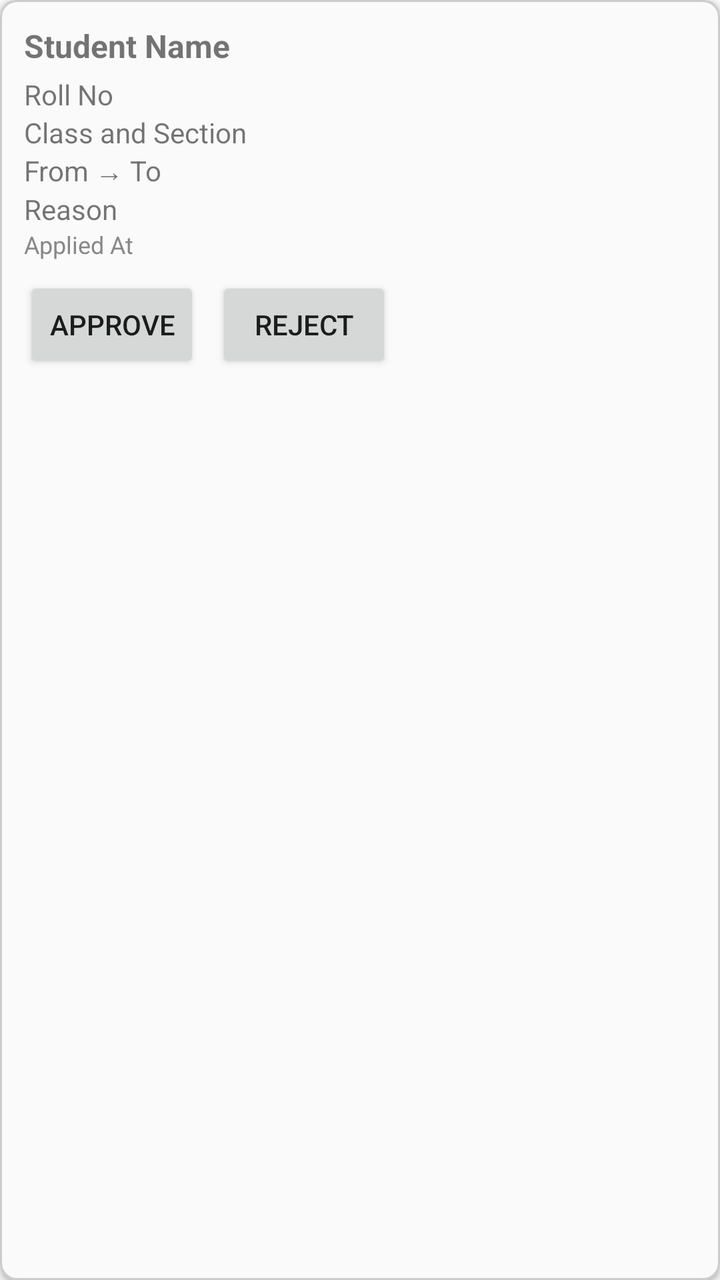
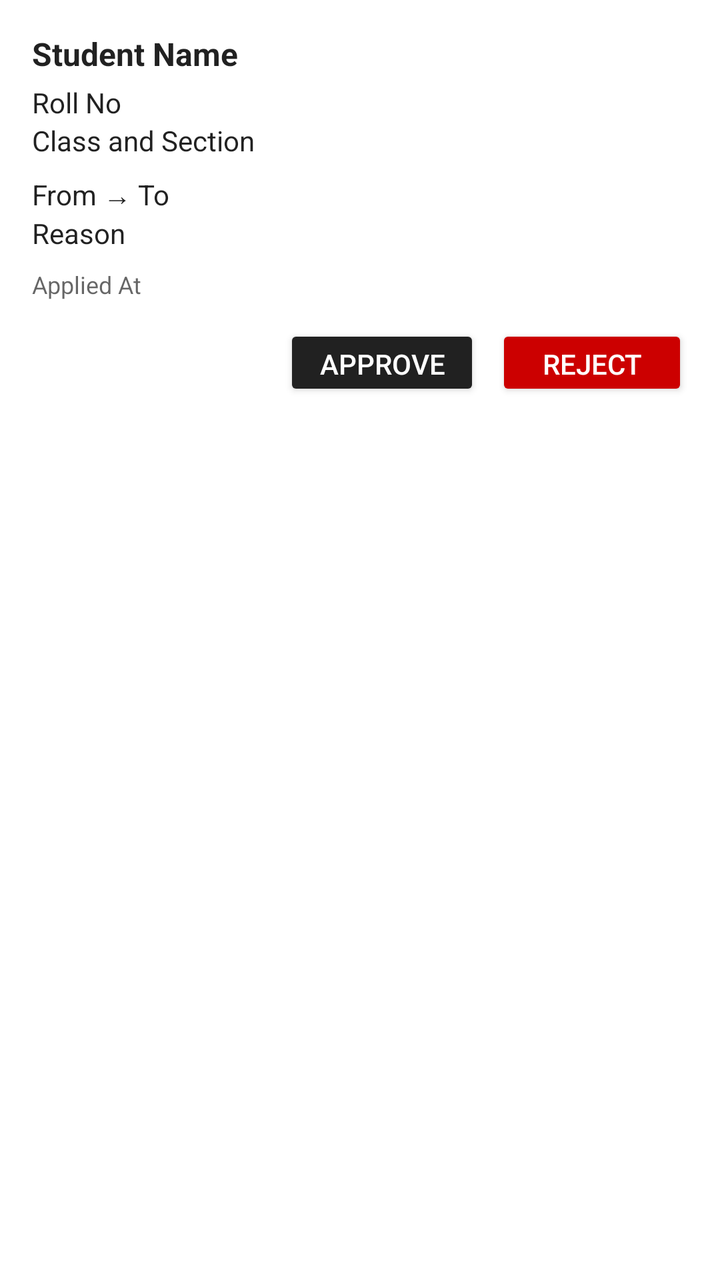

An Android layout rendered at two revisions. The XML below is the earlier revision; the diff shows what the commit changed to produce the second picture.
<!-- AndroidManifest.xml: application theme Theme.AppCompat.Light.DarkActionBar -->
<!-- res/layout/item_admin_leave.xml -->
<LinearLayout xmlns:android="http://schemas.android.com/apk/res/android"
    android:orientation="vertical"
    android:padding="12dp"
    android:background="@drawable/item_background"
    android:layout_width="match_parent"
    android:layout_height="wrap_content"
    android:layout_margin="8dp"
    android:elevation="2dp">

    <TextView android:id="@+id/tvName"
        android:text="Student Name"
        android:textStyle="bold"
        android:textSize="16sp"
        android:layout_marginBottom="4dp"
        android:layout_width="wrap_content"
        
        android:layout_height="wrap_content" />

<TextView
    android:id="@+id/tvRoll"
    android:layout_width="match_parent"
    android:layout_height="wrap_content"
    android:text="Roll No" />

<TextView
    android:id="@+id/tvClassSec"
    android:layout_width="match_parent"
    android:layout_height="wrap_content"
    android:text="Class and Section" />
    
    <TextView android:id="@+id/tvDates"
        android:text="From → To"
        android:layout_width="wrap_content"
        android:layout_height="wrap_content" />

    <TextView android:id="@+id/tvReason"
        android:text="Reason"
        android:layout_width="wrap_content"
        android:layout_height="wrap_content" />

    <TextView android:id="@+id/tvAppliedAt"
        android:text="Applied At"
        android:textSize="12sp"
        android:textColor="#888888"
        android:layout_width="wrap_content"
        android:layout_height="wrap_content" />

    <LinearLayout
        android:orientation="horizontal"
        android:layout_marginTop="8dp"
        android:layout_width="wrap_content"
        android:layout_height="wrap_content">

        <Button android:id="@+id/btnApprove"
            android:text="Approve"
            android:layout_marginEnd="8dp"
            android:layout_width="wrap_content"
            android:layout_height="wrap_content" />

        <Button android:id="@+id/btnReject"
            android:text="Reject"
            android:layout_width="wrap_content"
            android:layout_height="wrap_content" />
    </LinearLayout>
</LinearLayout>
<!-- resources referenced by this layout -->
<resources>
  <!-- drawable item_background (drawable) -->
  <shape xmlns:android="http://schemas.android.com/apk/res/android">
      <solid android:color="#FAFAFA"/>
      <corners android:radius="8dp"/>
      <stroke android:width="1dp" android:color="#CCCCCC"/>
      <padding android:left="10dp" android:top="10dp" android:right="10dp" android:bottom="10dp"/>
  </shape>
</resources>

<!-- the commit's change to res/layout/item_admin_leave.xml (unified diff, before → after) -->
@@ -1,65 +1,96 @@
+<?xml version="1.0" encoding="utf-8"?>
 <LinearLayout xmlns:android="http://schemas.android.com/apk/res/android"
-    android:orientation="vertical"
-    android:padding="12dp"
-    android:background="@drawable/item_background"
     android:layout_width="match_parent"
     android:layout_height="wrap_content"
-    android:layout_margin="8dp"
-    android:elevation="2dp">
+    android:orientation="vertical"
+    android:background="?android:attr/colorBackgroundFloating"
+    android:padding="16dp"
+    android:layout_marginHorizontal="16dp"
+    android:layout_marginVertical="8dp"
+    android:elevation="4dp"
+    android:outlineProvider="bounds">
 
-    <TextView android:id="@+id/tvName"
+    
+    <TextView
+        android:id="@+id/tvName"
+        android:layout_width="match_parent"
+        android:layout_height="wrap_content"
         android:text="Student Name"
+        android:textColor="?android:attr/textColorPrimary"
+        android:textSize="16sp"
         android:textStyle="bold"
-        android:textSize="16sp"
-        android:layout_marginBottom="4dp"
-        android:layout_width="wrap_content"
-        
-        android:layout_height="wrap_content" />
+        android:layout_marginBottom="4dp"/>
 
-<TextView
-    android:id="@+id/tvRoll"
-    android:layout_width="match_parent"
-    android:layout_height="wrap_content"
-    android:text="Roll No" />
+    <TextView
+        android:id="@+id/tvRoll"
+        android:layout_width="match_parent"
+        android:layout_height="wrap_content"
+        android:text="Roll No"
+        android:textColor="?android:attr/textColorPrimary"
+        android:textSize="14sp"/>
 
-<TextView
-    android:id="@+id/tvClassSec"
-    android:layout_width="match_parent"
-    android:layout_height="wrap_content"
-    android:text="Class and Section" />
+    <TextView
+        android:id="@+id/tvClassSec"
+        android:layout_width="match_parent"
+        android:layout_height="wrap_content"
+        android:text="Class and Section"
+        android:textColor="?android:attr/textColorPrimary"
+        android:textSize="14sp"
+        android:layout_marginBottom="8dp"/>
+
     
-    <TextView android:id="@+id/tvDates"
+    <TextView
+        android:id="@+id/tvDates"
+        android:layout_width="match_parent"
+        android:layout_height="wrap_content"
         android:text="From → To"
-        android:layout_width="wrap_content"
-        android:layout_height="wrap_content" />
+        android:textColor="?android:attr/textColorPrimary"
+        android:textSize="14sp"/>
 
-    <TextView android:id="@+id/tvReason"
+    <TextView
+        android:id="@+id/tvReason"
+        android:layout_width="match_parent"
+        android:layout_height="wrap_content"
         android:text="Reason"
-        android:layout_width="wrap_content"
-        android:layout_height="wrap_content" />
+        android:textColor="?android:attr/textColorPrimary"
+        android:textSize="14sp"
+        android:layout_marginBottom="8dp"/>
 
-    <TextView android:id="@+id/tvAppliedAt"
+    <TextView
+        android:id="@+id/tvAppliedAt"
+        android:layout_width="match_parent"
+        android:layout_height="wrap_content"
         android:text="Applied At"
+        android:textColor="?android:attr/textColorSecondary"
         android:textSize="12sp"
-        android:textColor="#888888"
-        android:layout_width="wrap_content"
-        android:layout_height="wrap_content" />
+        android:layout_marginBottom="12dp"/>
 
+    
     <LinearLayout
+        android:layout_width="match_parent"
+        android:layout_height="wrap_content"
         android:orientation="horizontal"
-        android:layout_marginTop="8dp"
-        android:layout_width="wrap_content"
-        android:layout_height="wrap_content">
+        android:gravity="end">
 
-        <Button android:id="@+id/btnApprove"
+        <Button
+            android:id="@+id/btnApprove"
+            android:layout_width="wrap_content"
+            android:layout_height="38dp"
             android:text="Approve"
+            android:textColor="@android:color/white"
+            android:backgroundTint="?attr/colorPrimary"
             android:layout_marginEnd="8dp"
+            android:minWidth="98dp"
+            style="@style/Widget.AppCompat.Button.Colored"/>
+
+        <Button
+            android:id="@+id/btnReject"
             android:layout_width="wrap_content"
-            android:layout_height="wrap_content" />
-
-        <Button android:id="@+id/btnReject"
+            android:layout_height="38dp"
             android:text="Reject"
-            android:layout_width="wrap_content"
-            android:layout_height="wrap_content" />
+            android:textColor="@android:color/white"
+            android:backgroundTint="@android:color/holo_red_dark"
+            android:minWidth="96dp"
+            style="@style/Widget.AppCompat.Button.Colored"/>
     </LinearLayout>
 </LinearLayout>
<!-- resource entries referenced after the edit -->
@@ -1,11 +1,5 @@
 <!-- resources referenced by this layout -->
 <resources>
-  <!-- drawable item_background (drawable) -->
-  <shape xmlns:android="http://schemas.android.com/apk/res/android">
-      <solid android:color="#FAFAFA"/>
-      <corners android:radius="8dp"/>
-      <stroke android:width="1dp" android:color="#CCCCCC"/>
-      <padding android:left="10dp" android:top="10dp" android:right="10dp" android:bottom="10dp"/>
-  </shape>
+
 </resources>
 
